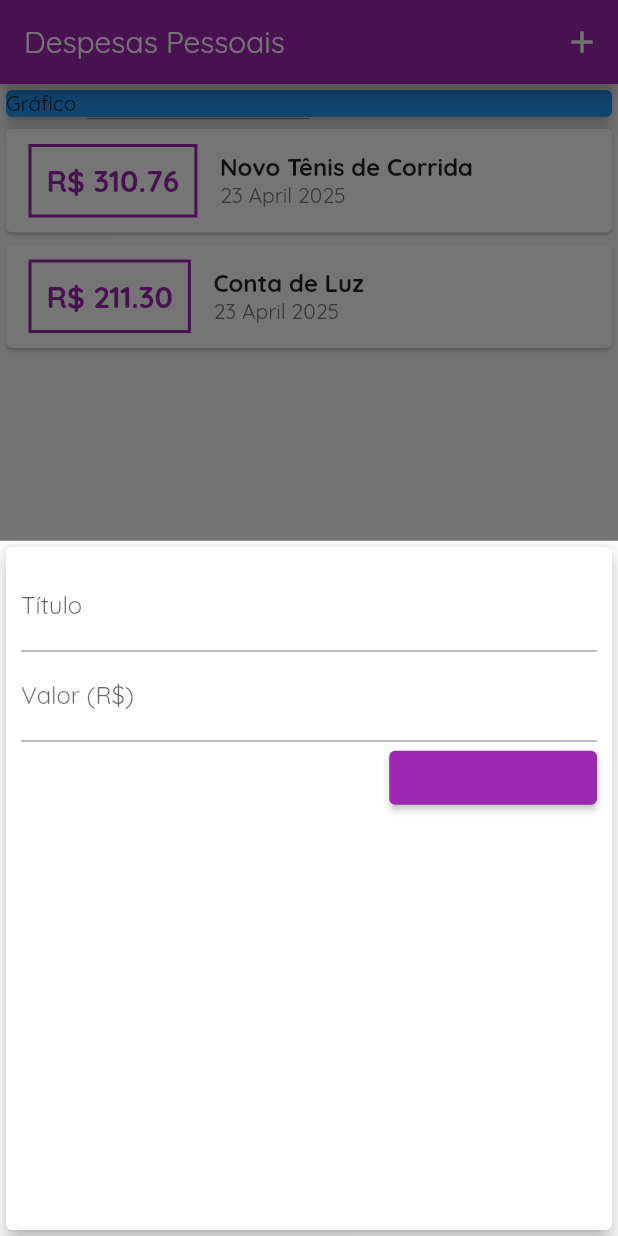
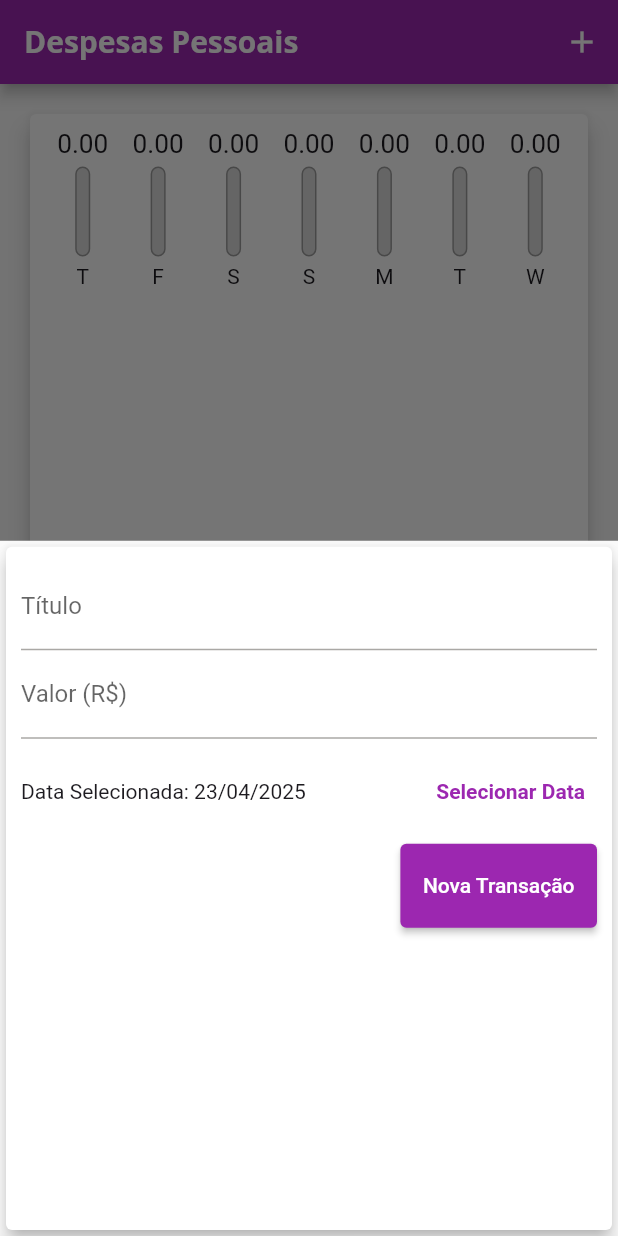
Before and after one commit to MarceloAC04/curso_flutter, a Flutter app: the screen it shows after launch, after a tap on the "add" icon, on a phone screen of 412 x 824 dp. Run offline on Flutter 3.47's test engine with Material 3 defaults, Android fonts, the phone set to English and light mode, and no system bars.

Commit message:
Finalizado as funcionalidades

```diff
--- /dev/null
+++ b/expenses/lib/components/chart.dart
@@ -0,0 +1,61 @@
+import 'package:flutter/material.dart';
+import 'package:intl/intl.dart';
+import 'package:expenses/models/transaction.dart';
+import 'chart_bar.dart';
+
+class Chart extends StatelessWidget {
+  final List<Transaction> recentTransaction;
+
+  Chart(this.recentTransaction);
+
+  List<Map<String, Object>?> get groupedTransactions {
+    return List.generate(7, (index) {
+      final weekDay = DateTime.now().subtract(Duration(days: index));
+
+      double totalSum = 0.0;
+
+      for (var i = 0; i < recentTransaction.length; i++) {
+        bool sameDay = recentTransaction[i].date?.day == weekDay.day;
+        bool sameMonth = recentTransaction[i].date?.month == weekDay.month;
+        bool sameYear = recentTransaction[i].date?.year == weekDay.year;
+
+        if (sameDay && sameMonth && sameYear) {
+          totalSum += recentTransaction[i].value!;
+        }
+
+      }
+        return {'day': DateFormat.E().format(weekDay)[0], 'value': totalSum};
+    }).reversed.toList();
+  }
+
+  double get _weekTotalValue {
+    return groupedTransactions.fold(0.0, (sum, tr) {
+      return sum + (tr?['value'] as double);
+    });
+  }
+
+  @override
+  Widget build(BuildContext context) {
+    return Card(
+      elevation: 6,
+      margin: EdgeInsets.all(20),
+      child: Padding(
+        padding: const EdgeInsets.all(10),
+        child: Row(
+          mainAxisAlignment: MainAxisAlignment.spaceAround,
+          children:
+              groupedTransactions.map((tr) {
+                return Flexible(
+                  fit: FlexFit.tight,
+                  child: ChartBar(
+                    label: tr?['day'] as String,
+                    value: tr?['value'] as double,
+                    percentage: _weekTotalValue == 0 ? 0 : (tr?['value'] as double) / _weekTotalValue ,
+                  ),
+                );
+              }).toList(),
+        ),
+      ),
+    );
+  }
+}
--- /dev/null
+++ b/expenses/lib/components/chart_bar.dart
@@ -0,0 +1,53 @@
+import 'package:flutter/material.dart';
+
+class ChartBar extends StatelessWidget {
+  final String? label;
+  final double? value;
+  final double? percentage;
+
+  ChartBar({this.label, this.value, this.percentage});
+
+  @override
+  Widget build(BuildContext context) {
+    return Column(
+      children: <Widget>[
+        Container(
+          height: 20,
+          child: FittedBox(
+              child: Text('${value!.toStringAsFixed(2)}')),
+        ),
+        SizedBox(height: 5),
+        Container(
+          height: 60,
+          width: 10,
+          child: Stack(
+            alignment: Alignment.bottomCenter,
+            children: <Widget>[
+              Container(
+                decoration: BoxDecoration(
+                  border: Border.all(
+                    color: Colors.grey,
+                    width: 1.0
+                  ),
+                  color: Color.fromRGBO(220, 220, 220, 1),
+                  borderRadius: BorderRadius.circular(5),
+                ),
+              ),
+              FractionallySizedBox(
+                heightFactor: percentage,
+                child: Container(
+                  decoration: BoxDecoration(
+                    color: Colors.purple[500],
+                    borderRadius: BorderRadius.circular(5),
+                  ),
+                )
+              )
+            ],
+          ),
+        ),
+        SizedBox(height: 5),
+        Text(label!)
+      ],
+    );
+  }
+}
--- a/expenses/lib/components/transaction_form.dart
+++ b/expenses/lib/components/transaction_form.dart
@@ -1,8 +1,7 @@
 import 'package:flutter/material.dart';
-
+import 'package:intl/intl.dart';
 class TransactionForm extends StatefulWidget {
-
-  final void Function(String, double) onSubmit;
+  final void Function(String, double, DateTime) onSubmit;
 
   TransactionForm(this.onSubmit);
 
@@ -11,25 +10,51 @@ class TransactionForm extends StatefulWidget {
 }
 
 class _TransactionFormState extends State<TransactionForm> {
-  final titleController = TextEditingController();
-
-  final valueController = TextEditingController();
+  final _titleController = TextEditingController();
+  final _valueController = TextEditingController();
+  DateTime _selectedDate = DateTime.now();
 
   _submitForm() {
-      final title = titleController.text;
-      final value = double.tryParse(valueController.text) ?? 0.0;
+      final title = _titleController.text;
+      final value = double.tryParse(_valueController.text) ?? 0.0;
 
-      if (title.isEmpty || value <= 0) {
+      if (title.isEmpty || value <= 0 || _selectedDate == null) {
         return;
       }
-      widget.onSubmit(title, value);
+      widget.onSubmit(title, value, _selectedDate);
+  }
+
+  _showDatePicker() {
+    showDatePicker(
+        context: context,
+        firstDate: DateTime(2025),
+        initialDate: DateTime.now(),
+        lastDate: DateTime.now()
+    ).then((pickedDate) {
+      if (pickedDate == null) {
+        return;
+      }
+
+      setState(() {
+      _selectedDate = pickedDate;
+      });
+    });
   }
 
   @override
   Widget build(BuildContext context) {
     final ButtonStyle style =
     ElevatedButton.styleFrom(
-        foregroundColor: Colors.purple
+        foregroundColor: Colors.white,
+      padding: EdgeInsets.symmetric(
+        horizontal: 15,
+        vertical: 20
+      )
+    );
+    final ButtonStyle textButtonStyle =
+    ElevatedButton.styleFrom(
+        foregroundColor: Theme.of(context).colorScheme.primary
+
     );
     return Card(
       elevation: 5,
@@ -38,15 +63,35 @@ class _TransactionFormState extends State<TransactionForm> {
         child: Column(
           children: <Widget>[
             TextField(
-                controller: titleController,
+                controller: _titleController,
                 // Usa se _ quando se quer ignorar o parâmetro.
                 onSubmitted: (_) => _submitForm(),
                 decoration: InputDecoration(labelText: 'Título')),
             TextField(
-                controller: valueController,
+                controller: _valueController,
                 keyboardType: TextInputType.numberWithOptions(decimal: true),
                 onSubmitted: (_) => _submitForm(),
                 decoration: InputDecoration(labelText: 'Valor (R\$)')),
+            Container(
+              height: 70,
+              child: Row(
+                children: <Widget>[
+                  Expanded(
+                    child: Text(
+                        _selectedDate == null ? 'Nenhuma data selecionada!'
+                    : 'Data Selecionada: ${DateFormat('dd/MM/y').format(_selectedDate!)}'),
+                  ),
+                  TextButton(
+                    style: textButtonStyle,
+                      onPressed: _showDatePicker,
+                      child: Text('Selecionar Data',
+                        style: TextStyle(
+                          fontWeight: FontWeight.bold,
+                        ),),
+                  )
+                ],
+              ),
+            ),
             Row(
               mainAxisAlignment: MainAxisAlignment.end,
               children: [
--- a/expenses/lib/components/transaction_list.dart
+++ b/expenses/lib/components/transaction_list.dart
@@ -4,57 +4,66 @@ import 'package:intl/intl.dart';
 
 class TransactionList extends StatelessWidget {
   final List<Transaction> transactions;
+  final void Function(String) onRemove;
 
-  TransactionList(this.transactions);
+  TransactionList(this.transactions, this.onRemove);
 
   @override
   Widget build(BuildContext context) {
-    return Container(
-      height: 300,
-      child: ListView.builder(
+    return transactions.isEmpty
+        ? Column(
+          children: <Widget>[
+            SizedBox(height: 20),
+            Text(
+              'Nenhuma Transação Cadastrada!',
+              style: Theme.of(context).textTheme.titleLarge,
+            ),
+            SizedBox(height: 20),
+            Container(
+              height: 200,
+                child: Image.asset(
+                    'assets/images/waiting.png',
+                    fit: BoxFit.cover
+                )
+            ),
+          ],
+        )
+        : ListView.builder(
           itemCount: transactions.length,
           itemBuilder: (ctx, index) {
             final tr = transactions[index];
             return Card(
-            color: Colors.white,
-            child: Row(
-              children: <Widget>[
-                Container(
-                  margin: EdgeInsets.symmetric(horizontal: 15, vertical: 10),
-                  decoration: BoxDecoration(
-                    border: Border.all(color: Colors.purple, width: 2),
+              elevation: 5,
+              margin: EdgeInsets.symmetric(
+                vertical: 8,
+                horizontal: 5,
               ),
-                  padding: EdgeInsets.all(10),
-                  child: Text(
-                    'R\$ ${tr.value!.toStringAsFixed(2)}',
-                    style: TextStyle(
-                      fontSize: 20,
-                      fontWeight: FontWeight.bold,
-                      color: Colors.purple,
+              child: ListTile(
+                leading: CircleAvatar(
+                  backgroundColor: Colors.purple,
+                  foregroundColor: Colors.white,
+                  radius: 30,
+                  child: Padding(
+                    padding: const EdgeInsets.all(6),
+                    child: FittedBox(
+                        child: Text('R\$${tr.value}')),
                   ),
                 ),
+                title: Text(
+                  tr.title!,
+                  style: Theme.of(context).textTheme.titleLarge,
                 ),
-                Column(
-                  crossAxisAlignment: CrossAxisAlignment.start,
-                  children: <Widget>[
-                    Text(
-                      tr.title!,
-                      style: TextStyle(
-                        fontWeight: FontWeight.bold,
-                        fontSize: 16,
+                subtitle: Text(
+                  DateFormat('d MMMM y').format(tr.date!),
                 ),
+                trailing: IconButton(
+                    icon: Icon(Icons.delete),
+                    color: Theme.of(context).colorScheme.error,
+                    onPressed: () => onRemove(tr.id!),
                 ),
-                    Text(
-                      DateFormat('d MMMM y').format(tr.date!),
-                      style: TextStyle(color: Colors.grey[600]),
-                    ),
-                  ],
-                ),
-              ],
               ),
             );
           },
-      ),
         );
   }
 }
--- a/expenses/lib/main.dart
+++ b/expenses/lib/main.dart
@@ -1,3 +1,4 @@
+import 'package:expenses/components/chart.dart';
 import 'package:expenses/components/transaction_form.dart';
 import 'package:flutter/material.dart';
 import 'package:expenses/models/transaction.dart';
@@ -19,9 +20,22 @@ class ExpensesApp extends StatelessWidget {
       theme: ThemeData(
         useMaterial3: false,
         fontFamily: 'Quicksand',
+        textTheme: ThemeData.light().textTheme.copyWith(
+          titleLarge: TextStyle(
+            fontFamily: 'OpenSans',
+            fontSize: 20,
+            fontWeight: FontWeight.bold,
+          ),
+        ),
         appBarTheme: AppBarTheme(
           backgroundColor: Colors.purple,
           foregroundColor: Colors.white,
+          titleTextStyle: TextStyle(
+            fontFamily: 'OpenSans',
+            fontSize: 20,
+            color: Colors.white,
+            fontWeight: FontWeight.bold,
+          ),
         ),
         colorScheme: ColorScheme.fromSeed(
           seedColor: Colors.amber,
@@ -39,27 +53,20 @@ class MyHomePage extends StatefulWidget {
 }
 
 class _MyHomePageState extends State<MyHomePage> {
-  final _transactions = [
-    Transaction(
-      id: 't1',
-      title: 'Novo Tênis de Corrida',
-      value: 310.76,
-      date: DateTime.now(),
-    ),
-    Transaction(
-      id: 't2',
-      title: 'Conta de Luz',
-      value: 211.30,
-      date: DateTime.now(),
-    ),
-  ];
+  final List<Transaction> _transactions = [];
 
-  _addTransaction(String title, double value) {
+  List<Transaction> get _recentTransaction {
+    return _transactions.where((tr) {
+      return tr.date!.isAfter(DateTime.now().subtract(Duration(days: 7)));
+    }).toList();
+  }
+
+  _addTransaction(String title, double value, DateTime date) {
     final newTransaction = Transaction(
       id: Random().nextDouble().toString(),
       title: title,
       value: value,
-      date: DateTime.now(),
+      date: date,
     );
 
     setState(() {
@@ -78,10 +85,15 @@ class _MyHomePageState extends State<MyHomePage> {
     );
   }
 
+  _removeTransaction(String id) {
+    setState(() {
+      _transactions.removeWhere((tr) => tr.id == id);
+    });
+  }
+
   @override
   Widget build(BuildContext context) {
-    return Scaffold(
-      appBar: AppBar(
+    final appBar = AppBar(
       title: Text('Despesas Pessoais'),
       actions: <Widget>[
         IconButton(
@@ -89,21 +101,26 @@ class _MyHomePageState extends State<MyHomePage> {
           icon: Icon(Icons.add),
         ),
       ],
-      ),
+    );
+    final availabeHeight =
+        MediaQuery.of(context).size.height -
+        appBar.preferredSize.height -
+        MediaQuery.of(context).padding.top;
+
+    return Scaffold(
+      appBar: appBar,
       body: SingleChildScrollView(
         child: Column(
           crossAxisAlignment: CrossAxisAlignment.stretch,
           children: <Widget>[
-            SizedBox(
-              child: Container(
-                child: Card(
-                  color: Colors.blue,
-                  child: Text('Gráfico'),
-                  elevation: 5,
+            Container(
+              height: availabeHeight * 0.6,
+              child: Chart(_recentTransaction),
             ),
+            Container(
+              height: availabeHeight * 0.6,
+              child: TransactionList(_transactions, _removeTransaction),
             ),
-            ),
-            TransactionList(_transactions),
           ],
         ),
       ),
--- a/expenses/pubspec.yaml
+++ b/expenses/pubspec.yaml
@@ -58,8 +58,8 @@ flutter:
   uses-material-design: true
 
   # To add assets to your application, add an assets section, like this:
-  # assets:
-  #   - images/a_dot_burr.jpeg
+  assets:
+     - assets/images/waiting.png
   #   - images/a_dot_ham.jpeg
 
   # An image asset can refer to one or more resolution-specific "variants", see
```
Also changed, not shown: expenses/assets/images/waiting.png (added). Lines whose indentation alone changed are shown as unchanged.
